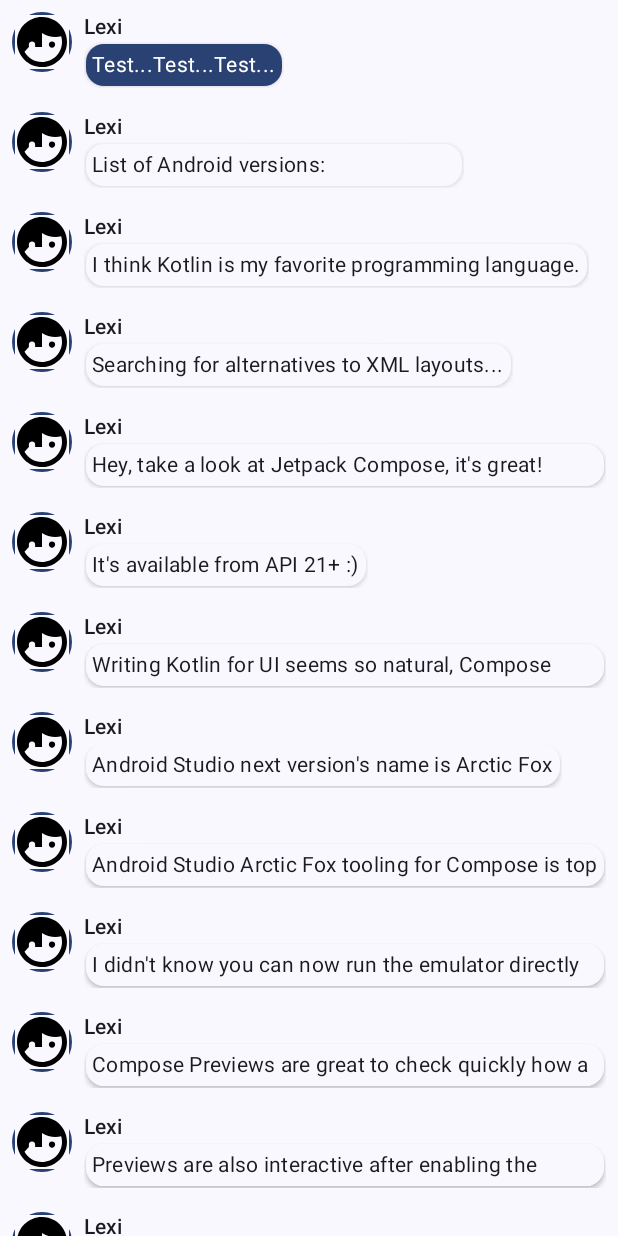
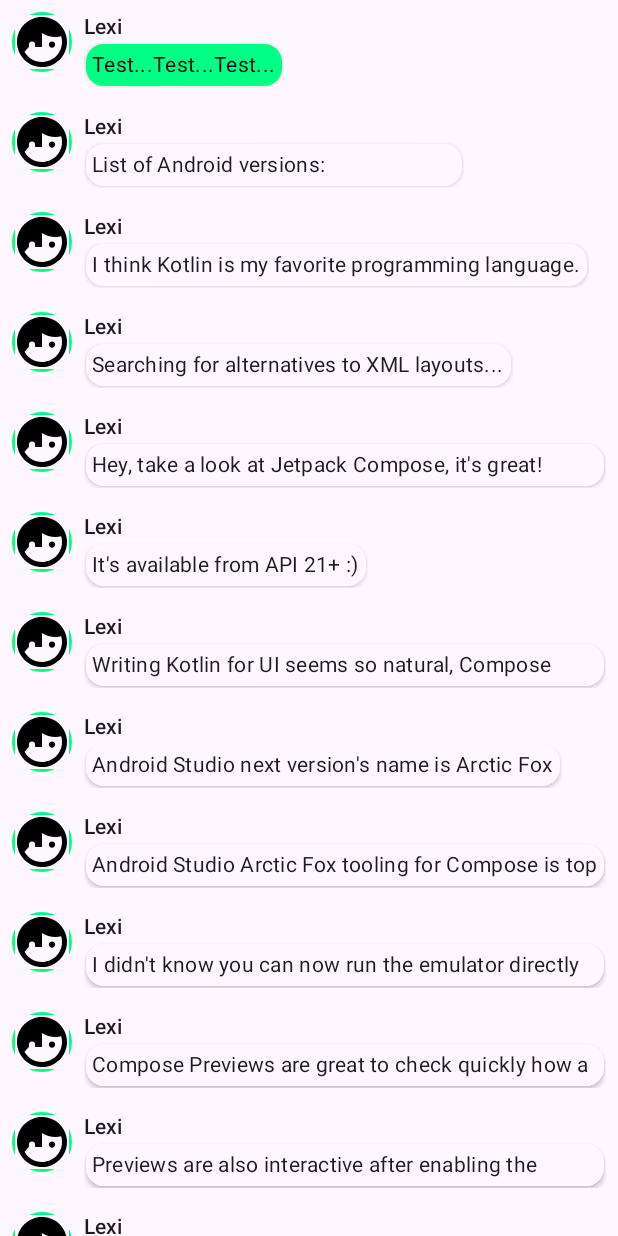
Before and after one commit to motegui/FITCENTER-APP, an Android app built with Jetpack Compose: the screen it shows after launch (MainActivity), after a tap on "Lexi", on a phone screen of 412 x 824 dp. Run offline under Robolectric (Android 15) with nearby library versions, the phone set to English and light mode, and no system bars.

Commit message:
Remove Dynamic Color
Hurts brand identity

```diff
--- a/app/src/main/java/ar/edu/itba/hci/fitcenter/ui/theme/Theme.kt
+++ b/app/src/main/java/ar/edu/itba/hci/fitcenter/ui/theme/Theme.kt
@@ -51,10 +51,10 @@ fun FitcenterTheme(
     content: @Composable () -> Unit
 ) {
     val colorScheme = when {
-        dynamicColor && Build.VERSION.SDK_INT >= Build.VERSION_CODES.S -> {
-            val context = LocalContext.current
-            if (darkTheme) dynamicDarkColorScheme(context) else dynamicLightColorScheme(context)
-        }
+//        dynamicColor && Build.VERSION.SDK_INT >= Build.VERSION_CODES.S -> {
+//            val context = LocalContext.current
+//            if (darkTheme) dynamicDarkColorScheme(context) else dynamicLightColorScheme(context)
+//        }
 
         darkTheme -> DarkColorScheme
         else -> LightColorScheme
```
